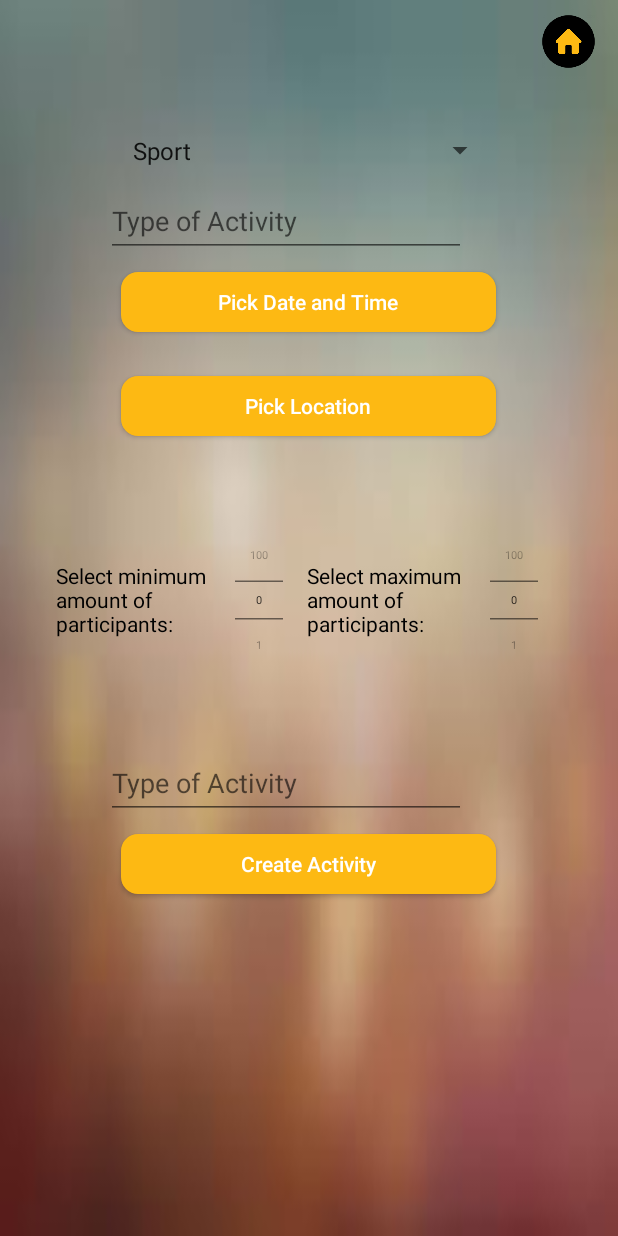
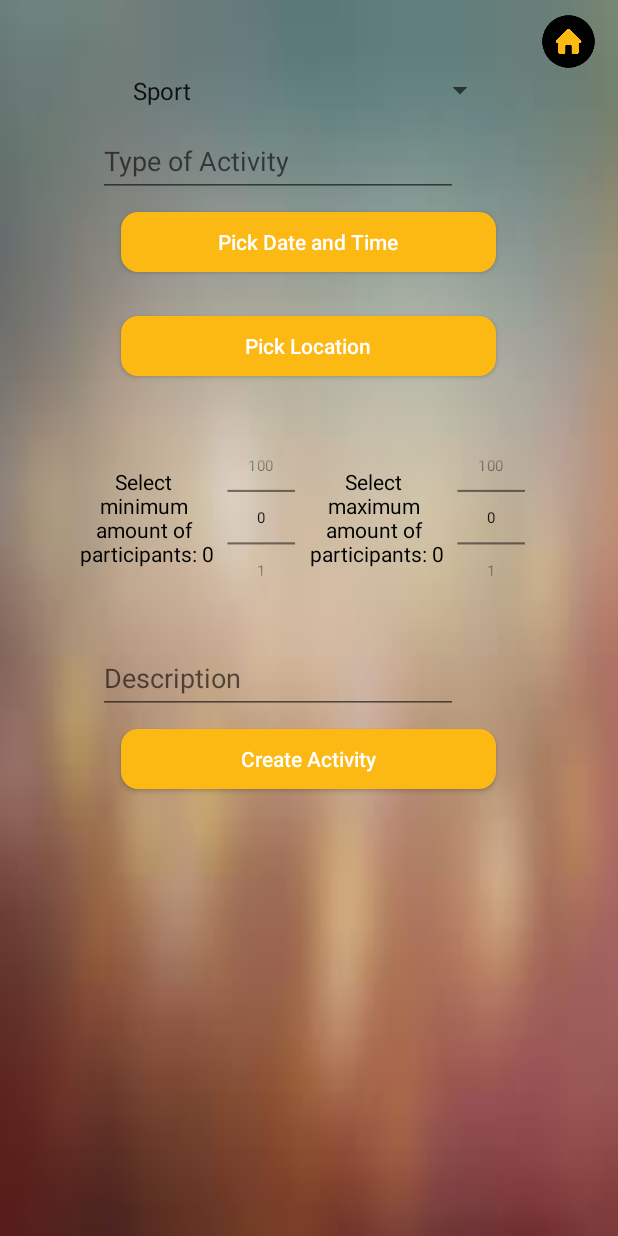
Before and after one commit to gurkstav/Platform-Spanning-Systems, an Android app: the CreateActivity screen opened directly, with no data from a screen before it, after a tap on "Create Activity", on a phone screen of 412 x 824 dp. Run offline under Robolectric (Android 15) with nearby library versions, the phone set to English and light mode, and no system bars; 1 statement that could not run was skipped.

Commit message:
Create activity

```diff
--- a/app/src/main/java/com/systems/spanning/platform/match/CreateActivity.java
+++ b/app/src/main/java/com/systems/spanning/platform/match/CreateActivity.java
@@ -3,6 +3,7 @@ package com.systems.spanning.platform.match;
 import android.app.Activity;
 import android.graphics.Color;
 import android.os.Bundle;
+import android.widget.Spinner;
 import android.widget.TextView;
 import android.widget.NumberPicker;
 
@@ -15,6 +16,7 @@ import android.view.View;
 import android.widget.Button;
 import android.widget.DatePicker;
 import android.widget.TimePicker;
+import android.widget.Toast;
 
 import com.google.android.gms.common.GooglePlayServicesNotAvailableException;
 import com.google.android.gms.common.GooglePlayServicesRepairableException;
@@ -22,6 +24,7 @@ import com.google.android.gms.location.places.Place;
 import com.google.android.gms.location.places.ui.PlacePicker;
 
 import java.util.Calendar;
+import java.util.HashMap;
 
 /**
  * Created by Gurkstav on 2018-02-12.
@@ -36,17 +39,43 @@ public class CreateActivity extends AppCompatActivity implements
     int dayFinal, monthFinal, yearFinal, hourFinal, minuteFinal;
 
     private final int PLACE_PICKER_REQUEST = 1;
+    TextView pick_location_results;
+
+    private String Pick_date_and_time_results;
+    private String Pick_location_results;
+
+    private String title;
+    private String description;
+    private String type;
+    private String date;
+    private String time;
+    private String location;
+    private String min_participants;
+    private String max_participants;
+    private String email;
+
+    Spinner spinner;
+    TextView Type;
+    NumberPicker numberpicker_min;
+    NumberPicker numberpicker_max;
+    TextView Description;
+
+
 
     @Override
     public void onCreate(Bundle savedInstanceState) {
         super.onCreate(savedInstanceState);
         setContentView(R.layout.activity_create_activity);
 
+        spinner = findViewById(R.id.select_activity);
+        Type = findViewById(R.id.textInputActivityType);
+        Description = findViewById(R.id.textInputDescription);
+
         final TextView textview_min = findViewById(R.id.textview_min);
-        NumberPicker numberpicker_min = findViewById(R.id.numberpicker_min);
+        numberpicker_min = findViewById(R.id.numberpicker_min);
 
         final TextView textview_max = findViewById(R.id.textview_max);
-        NumberPicker numberpicker_max = findViewById(R.id.numberpicker_max);
+        numberpicker_max = findViewById(R.id.numberpicker_max);
 
         textview_min.setTextColor(Color.parseColor("#000000"));
         textview_max.setTextColor(Color.parseColor("#000000"));
@@ -61,15 +90,17 @@ public class CreateActivity extends AppCompatActivity implements
 
         numberpicker_min.setOnValueChangedListener(new NumberPicker.OnValueChangeListener() {
             @Override
-            public void onValueChange(NumberPicker picker, int oldVal, int newVal){
-                textview_min.setText("Select minimum \namount of \nparticipants: " + newVal);
+            public void onValueChange(NumberPicker picker, int oldVal, int minVal){
+                textview_min.setText("Select \nminimum \namount of \nparticipants: " + minVal);
+                String.valueOf(minVal);
             }
         });
 
         numberpicker_max.setOnValueChangedListener(new NumberPicker.OnValueChangeListener() {
             @Override
-            public void onValueChange(NumberPicker picker, int oldVal2, int newVal2){
-                textview_max.setText("Select maximum \namount of \nparticipants: " + newVal2);
+            public void onValueChange(NumberPicker picker, int oldVal2, int maxVal){
+                textview_max.setText("Select \nmaximum \namount of \nparticipants: " + maxVal);
+                String.valueOf(maxVal);
             }
         });
 
@@ -123,11 +154,11 @@ public class CreateActivity extends AppCompatActivity implements
     private void displaySelectedPlaceForPlacePicker(Intent data) {
         Place placeSelected = PlacePicker.getPlace(data, this);
 
-        String name = placeSelected.getName().toString();
-        String address = placeSelected.getAddress().toString();
+        //String name = placeSelected.getName().toString();
+        location = placeSelected.getAddress().toString();
 
         TextView selectedLocation = (TextView) findViewById(R.id.pick_location_results);
-        selectedLocation.setText(address);
+        selectedLocation.setText(location);
     }
 
 
@@ -160,4 +191,34 @@ public class CreateActivity extends AppCompatActivity implements
                 "Time: " + hourFinal + ":" + minuteFinal);
     }
 
+    public void createActivity(View view){
+
+        title = Type.getText().toString();
+        description = Description.getText().toString();
+        type = spinner.getSelectedItem().toString();
+
+        date = (dayFinal + "-" + monthFinal + "-" + yearFinal);
+        time = (hourFinal + ":" + minuteFinal);
+
+        //email = something.getText().toString();
+        String email = "hejsan";
+        location = "hemma";
+
+        HashMap<String, String> postData = new HashMap<>();
+        postData.put("title", title);
+        postData.put("description", description);
+        postData.put("type", type);
+        postData.put("date", date);
+        postData.put("time", time);
+        postData.put("location", location);
+        postData.put("min_participants", min_participants);
+        postData.put("max_participants", max_participants);
+        postData.put("email", email);
+
+        new PostData("http://10.0.2.2:8000/create", postData, (PostDataInterface) this).execute();
+
     }
+
+
+
+}
--- a/app/src/main/res/layout/activity_create_activity.xml
+++ b/app/src/main/res/layout/activity_create_activity.xml
@@ -9,34 +9,36 @@
     tools:context="com.systems.spanning.platform.match.CreateActivity">
 
     <android.support.v7.widget.LinearLayoutCompat
+        android:id="@+id/LinearID"
         android:layout_width="match_parent"
         android:layout_height="match_parent"
+        android:clickable="true"
+        android:focusable="true"
+        android:focusableInTouchMode="true"
         android:orientation="vertical"
-        android:clickable="true"
-        android:focusableInTouchMode="true"
-        android:id="@+id/LinearID"
-        android:focusable="true">
+        tools:layout_editor_absoluteX="0dp"
+        tools:layout_editor_absoluteY="0dp"
+        tools:ignore="MissingConstraints">
 
-    <android.support.v7.widget.AppCompatImageButton
-        android:layout_width="35dp"
-        android:layout_height="35dp"
-        android:layout_gravity="end"
-        android:background="@drawable/home_button"
-        android:onClick="homeClick"
-        android:layout_marginEnd="15dp"
-        android:layout_marginTop="10dp"/>
+        <android.support.v7.widget.AppCompatImageButton
+            android:layout_width="35dp"
+            android:layout_height="35dp"
+            android:layout_gravity="end"
+            android:layout_marginEnd="15dp"
+            android:layout_marginTop="10dp"
+            android:background="@drawable/home_button"
+            android:onClick="homeClick" />
 
         <android.support.v7.widget.AppCompatSpinner
             android:id="@+id/select_activity"
             android:layout_width="250dp"
             android:layout_height="30dp"
             android:layout_gravity="center_horizontal"
-            android:layout_marginTop="40dp"
-            android:entries="@array/search_activity_type"/>
+            android:entries="@array/search_activity_type" />
 
         <android.support.design.widget.TextInputLayout
             android:id="@+id/textInputLayoutActivity"
-            android:layout_width="match_parent"
+            android:layout_width="wrap_content"
             android:layout_height="wrap_content"
             android:layout_marginStart="65dp">
 
@@ -46,35 +48,36 @@
                 android:layout_height="wrap_content"
                 android:hint="@string/chooseActivity"
                 android:inputType="text"
-                android:layout_marginStart="5dp"
                 android:maxLines="1" />
 
         </android.support.design.widget.TextInputLayout>
 
         <android.support.v7.widget.AppCompatButton
+            android:id="@+id/button_pick_date_time"
             style="@style/AppTheme.RoundedCornerMaterialButton"
-            android:id="@+id/button_pick_date_time"
             android:layout_width="250dp"
             android:layout_height="40dp"
+            android:layout_gravity="center_horizontal"
             android:layout_marginTop="10dp"
-            android:layout_gravity="center_horizontal"
             android:text="@string/button_pick_date_time"
             android:textAllCaps="false" />
+
         <TextView
             android:id="@+id/pick_date_time_results"
             android:layout_width="250dp"
             android:layout_height="wrap_content"
             android:layout_gravity="center_horizontal"
+            android:gravity="center"
             android:text="" />
 
         <android.support.v7.widget.AppCompatButton
+            android:id="@+id/pick_location_button"
             style="@style/AppTheme.RoundedCornerMaterialButton"
-            android:id="@+id/pick_location_button"
             android:layout_width="250dp"
             android:layout_height="40dp"
+            android:layout_below="@+id/pick_location_results"
+            android:layout_gravity="center_horizontal"
             android:layout_marginTop="10dp"
-            android:layout_gravity="center_horizontal"
-            android:layout_below="@+id/pick_location_results"
             android:text="@string/button_pick_location"
             android:textAllCaps="false" />
 
@@ -82,48 +85,54 @@
             android:id="@+id/pick_location_results"
             android:layout_width="250dp"
             android:layout_height="wrap_content"
+            android:layout_alignParentTop="true"
             android:layout_gravity="center_horizontal"
-            android:text=""
-            android:layout_alignParentTop="true"/>
+            android:gravity="center"
+            android:text="" />
 
         <LinearLayout
             android:layout_width="wrap_content"
-            android:layout_height="wrap_content"
+            android:layout_height="150dp"
             android:layout_gravity="center_horizontal">
+
             <TextView
                 android:id="@+id/textview_min"
                 android:layout_width="wrap_content"
                 android:layout_height="wrap_content"
                 android:layout_gravity="center"
-                android:text="Select minimum \namount of \nparticipants: " />
+                android:gravity="center"
+                android:text="Select \nminimum \namount of \nparticipants: 0" />
 
             <NumberPicker
                 android:id="@+id/numberpicker_min"
                 android:layout_width="wrap_content"
                 android:layout_height="wrap_content"
-                android:scaleX="0.50"
-                android:scaleY="0.50"
-                android:layout_below="@id/textview_min" />
+                android:layout_below="@id/textview_min"
+                android:layout_centerVertical="true"
+                android:scaleX="0.70"
+                android:scaleY="0.70" />
 
             <TextView
                 android:id="@+id/textview_max"
                 android:layout_width="wrap_content"
                 android:layout_height="wrap_content"
                 android:layout_gravity="center"
-                android:text="Select maximum \namount of \nparticipants: " />
+                android:gravity="center"
+                android:text="Select \nmaximum \namount of \nparticipants: 0" />
 
             <NumberPicker
                 android:id="@+id/numberpicker_max"
                 android:layout_width="wrap_content"
                 android:layout_height="wrap_content"
-                android:scaleX="0.50"
-                android:scaleY="0.50"
-                android:layout_below="@id/textview_max" />
+                android:layout_below="@id/textview_max"
+                android:layout_centerVertical="true"
+                android:scaleX="0.70"
+                android:scaleY="0.70"/>
         </LinearLayout>
 
         <android.support.design.widget.TextInputLayout
             android:id="@+id/textInputLayoutDescription"
-            android:layout_width="match_parent"
+            android:layout_width="wrap_content"
             android:layout_height="wrap_content"
             android:layout_marginStart="65dp">
 
@@ -131,22 +140,21 @@
                 android:id="@+id/textInputDescription"
                 android:layout_width="240dp"
                 android:layout_height="wrap_content"
-                android:hint="@string/chooseActivity"
+                android:hint="Description"
                 android:inputType="text"
-                android:layout_marginStart="5dp"
                 android:maxLines="1" />
 
         </android.support.design.widget.TextInputLayout>
 
         <android.support.v7.widget.AppCompatButton
+            android:id="@+id/button_create_activity"
             style="@style/AppTheme.RoundedCornerMaterialButton"
-            android:id="@+id/button_create_activity"
             android:layout_width="250dp"
             android:layout_height="40dp"
+            android:layout_gravity="center_horizontal"
             android:layout_marginTop="10dp"
-            android:layout_gravity="center_horizontal"
+            android:onClick="createActivity"
             android:text="@string/button_create_activity"
-            android:onClick="createActivity"
             android:textAllCaps="false" />
 
 
```
Also changed, not shown: 2 other files. Lines whose indentation alone changed are shown as unchanged.
